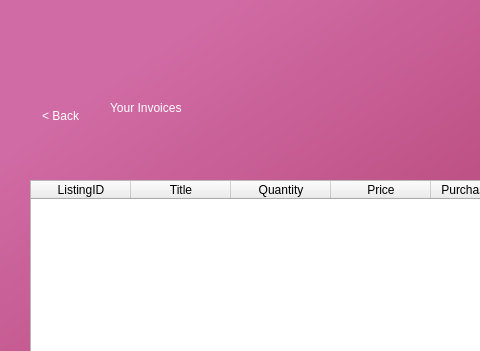
Old version of the form findinv.ui in the repository AnshulS853/Coursework-Improved; both pictures show x 0 to 480 and y 0 to 351 of the 950 by 800 pixel window.
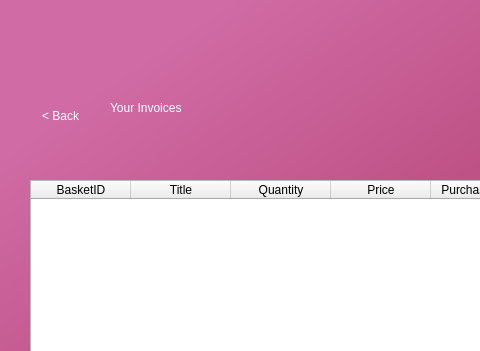
New version of the form.

```diff
--- a/findinv.ui
+++ b/findinv.ui
@@ -125,7 +125,7 @@
     </attribute>
     <column>
      <property name="text">
-      <string>ListingID</string>
+      <string>BasketID</string>
      </property>
     </column>
     <column>
```
